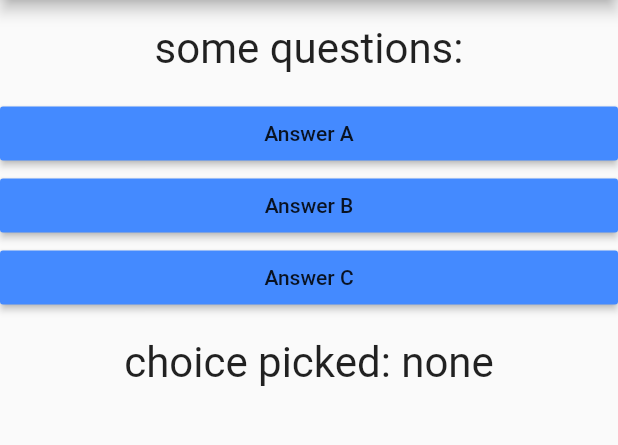
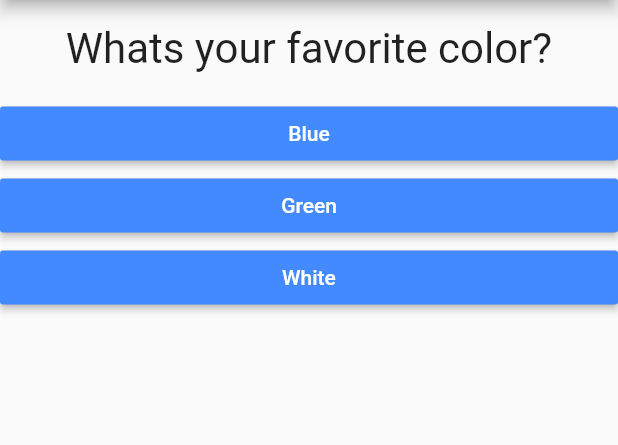
Before and after one commit to alexrodrigues/dart_first_class, a Flutter app: the screen it shows after launch, on a phone screen of 412 x 824 dp, the part 84-529 px from its top. Run offline on Flutter 3.47's test engine with Material 2 defaults, Android fonts, the phone set to English and light mode, and no system bars.

Commit message:
class of operator ....

```diff
--- a/lib/answer.dart
+++ b/lib/answer.dart
@@ -10,6 +10,7 @@ class AnswerButton extends StatelessWidget {
     return Container(
       width: double.infinity,
       child: RaisedButton(
+        textColor: Colors.white,
         color: Colors.blueAccent,
         child: Text(title),
         onPressed: ourCallback,
--- a/lib/main.dart
+++ b/lib/main.dart
@@ -16,6 +16,25 @@ class _MyAppState extends State<MyApp> {
   var currentIndex = 0;
   var questions = ["none", "first", "second", "third"];
 
+  var questions2 = [
+    {
+      "question": "Whats your favorite color?",
+      'answers': ["Blue", "Green", "White"]
+    },
+    {
+      "question": "Whats the model of your first car?",
+      'answers': ["Ford", "Tesla", "Audi"]
+    },
+    {
+      "question": "Whats your computer model?",
+      'answers': ["iMac", "MacBook Pro", "White"]
+    },
+    {
+      "question": "Whats your phone model?",
+      'answers': ["iPhone", "Xiaomi", "Google Pixel"]
+    }
+  ];
+
   void _answerQuestion() {
     setState(() {
       if (currentIndex <= questions.length - 1) {
@@ -26,6 +45,7 @@ class _MyAppState extends State<MyApp> {
 
   @override
   Widget build(BuildContext context) {
+    var currentQuestionMap = questions2[currentIndex];
     return MaterialApp(
       home: Scaffold(
         appBar: AppBar(
@@ -33,11 +53,10 @@ class _MyAppState extends State<MyApp> {
         ),
         body: Column(
           children: [
-            QuestionText('some questions:'),
-            AnswerButton("Answer A", _answerQuestion),
-            AnswerButton("Answer B", _answerQuestion),
-            AnswerButton("Answer C", _answerQuestion),
-            QuestionText('choice picked: ${questions[currentIndex]}'),
+            QuestionText(currentQuestionMap['question']),
+            ...(currentQuestionMap['answers'] as List<String>).map((answer) {
+              return AnswerButton(answer, _answerQuestion);
+            }),
           ],
         ),
       ),
```
